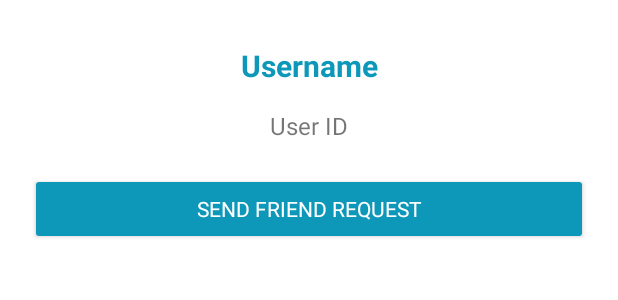
After one commit to lee0427/fietsmeet, an Android app built with Jetpack Compose: the layout fragment_user_profile.xml on its own in the app's theme, with its tools: preview values and no code run, on a phone screen of 412 x 824 dp. The commit adds this screen. Shown: the top 300 px of the screen. Run offline under Robolectric (Android 15) with nearby library versions, the phone set to English and light mode, and no system bars; Roboto replaces fonts that are not available here.

Commit message:
Implemented more of friendActivity.

```diff
--- /dev/null
+++ b/fietsmeet2/app/src/main/res/layout/fragment_user_profile.xml
@@ -0,0 +1,37 @@
+<?xml version="1.0" encoding="utf-8"?>
+<LinearLayout xmlns:android="http://schemas.android.com/apk/res/android"
+    android:layout_width="match_parent"
+    android:layout_height="wrap_content"
+    android:orientation="vertical"
+    android:padding="20dp"
+    android:background="@android:color/white">
+
+    <TextView
+        android:id="@+id/textUsername"
+        android:layout_width="match_parent"
+        android:layout_height="wrap_content"
+        android:text="Username"
+        android:textSize="20sp"
+        android:textColor="#0D98BA"
+        android:textStyle="bold"
+        android:gravity="center"
+        android:padding="10dp"/>
+
+    <TextView
+        android:id="@+id/textUserId"
+        android:layout_width="match_parent"
+        android:layout_height="wrap_content"
+        android:text="User ID"
+        android:textSize="16sp"
+        android:gravity="center"
+        android:padding="5dp"/>
+
+    <Button
+        android:id="@+id/buttonSendFriendRequest"
+        android:layout_width="match_parent"
+        android:layout_height="wrap_content"
+        android:text="Send Friend Request"
+        android:backgroundTint="#0D98BA"
+        android:textColor="@android:color/white"
+        android:layout_marginTop="15dp"/>
+</LinearLayout>
```
Also changed, not shown: fietsmeet2/app/src/main/java/com/example/fietsmeet/FriendsActivity.kt (+10 -0 lines), fietsmeet2/app/src/main/java/com/example/fietsmeet/UserProfileFragment.kt (added, +76 -0 lines), fietsmeet2/app/src/main/java/com/example/fietsmeet/UserSearchFragment.kt (added, +73 -0 lines), fietsmeet2/app/src/main/res/layout/activity_friends.xml (+12 -0 lines), fietsmeet2/app/src/main/res/layout/frament_user_search.xml (added, +25 -0 lines).
